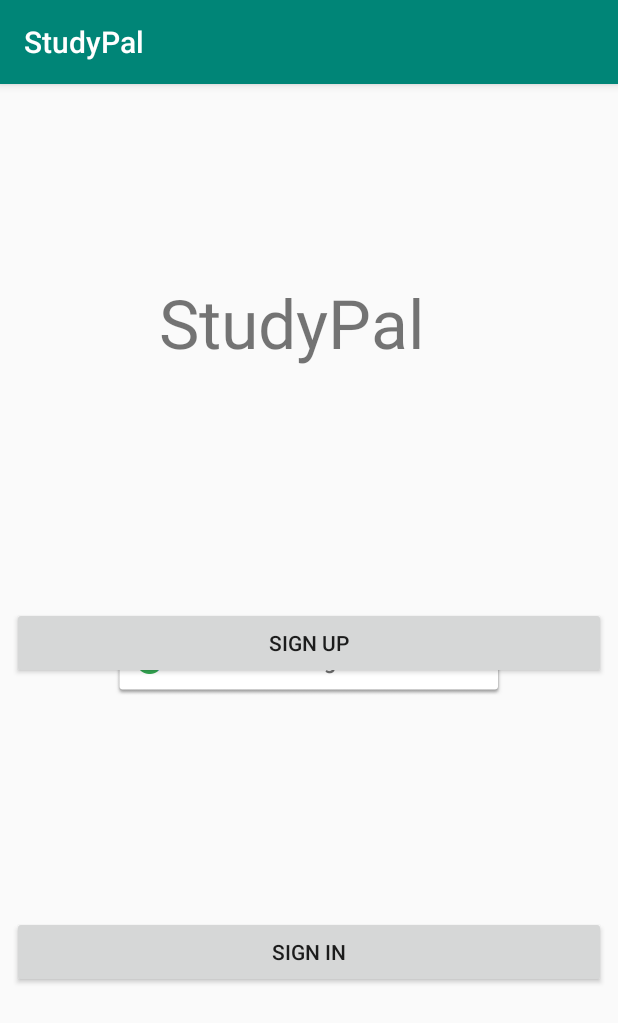
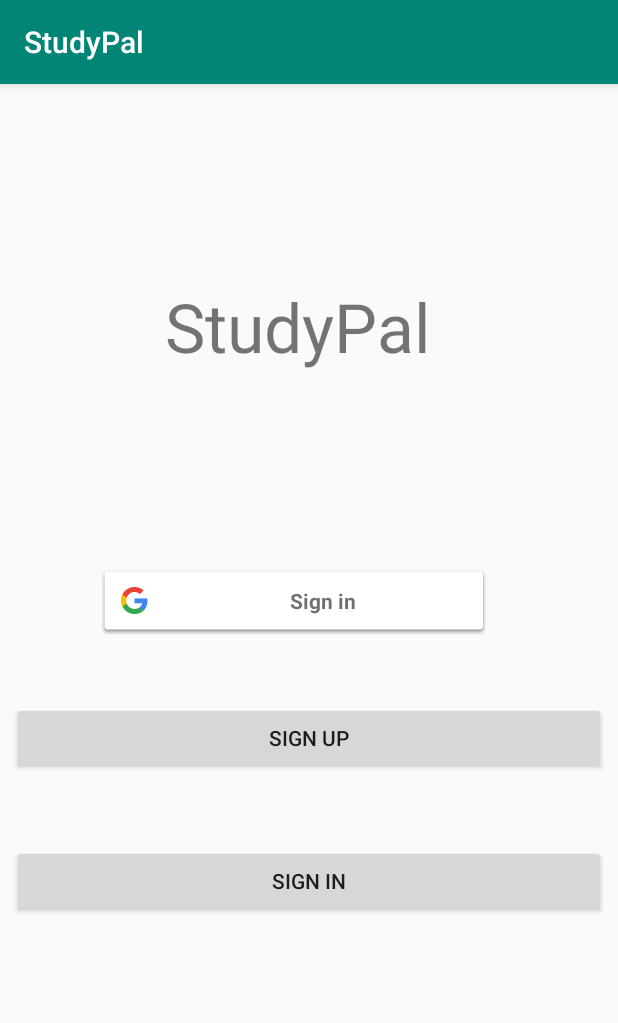
Before and after one commit to sena-neuro/StudyPal, an Android app: the screen it shows after launch (MainActivity), on a phone screen of 412 x 824 dp. Shown: the top 1023 px of the screen. Run offline under Robolectric (Android 15) with nearby library versions, the phone set to English and light mode, and no system bars; our stand-ins replace Firebase (no records; nobody signed in at launch, a user with empty details on screens opened directly).

Commit message:
- before merge

```diff
--- a/app/src/main/java/com/example/studypal/MainActivity.kt
+++ b/app/src/main/java/com/example/studypal/MainActivity.kt
@@ -42,8 +42,6 @@ class MainActivity : AppCompatActivity(),View.OnClickListener {
         google_sign_in_button.setOnClickListener(this)
         email_sign_in_button.setOnClickListener(this)
         signUpButton.setOnClickListener(this)
-
-
 
     }
     // [START on_start_check_user]
--- a/app/src/main/res/layout/activity_main.xml
+++ b/app/src/main/res/layout/activity_main.xml
@@ -18,10 +18,10 @@
             android:textSize="45sp"
             app:layout_constraintBottom_toBottomOf="parent"
             app:layout_constraintEnd_toEndOf="parent"
-            app:layout_constraintHorizontal_bias="0.394"
+            app:layout_constraintHorizontal_bias="0.429"
             app:layout_constraintStart_toStartOf="parent"
             app:layout_constraintTop_toTopOf="parent"
-            app:layout_constraintVertical_bias="0.166" />
+            app:layout_constraintVertical_bias="0.17"/>
 
     <Button
             android:text="SIGN UP"
@@ -29,9 +29,8 @@
             android:layout_height="wrap_content"
             android:id="@+id/signUpButton" app:layout_constraintEnd_toEndOf="parent" android:layout_marginEnd="8dp"
             app:layout_constraintStart_toStartOf="parent" android:layout_marginStart="8dp"
-            android:layout_marginBottom="8dp" app:layout_constraintBottom_toTopOf="@+id/email_sign_in_button"
-            android:layout_marginTop="8dp" app:layout_constraintTop_toBottomOf="@+id/textView"
-            app:layout_constraintHorizontal_bias="0.0" app:layout_constraintVertical_bias="0.866"/>
+            android:layout_marginTop="44dp" app:layout_constraintTop_toBottomOf="@+id/google_sign_in_button"
+            app:layout_constraintHorizontal_bias="0.0"/>
 
 
     <Button
@@ -46,7 +45,7 @@
             app:layout_constraintHorizontal_bias="1.0"
             app:layout_constraintStart_toStartOf="@+id/signUpButton"
             app:layout_constraintTop_toBottomOf="@+id/signUpButton"
-            app:layout_constraintVertical_bias="0.0" />
+            app:layout_constraintVertical_bias="0.149"/>
 
 
     <com.google.android.gms.common.SignInButton
@@ -56,7 +55,8 @@
             app:layout_constraintBottom_toBottomOf="parent"
             app:layout_constraintEnd_toEndOf="parent"
             app:layout_constraintStart_toStartOf="parent"
-            app:layout_constraintTop_toTopOf="parent" />
+            android:layout_marginTop="8dp" app:layout_constraintTop_toBottomOf="@+id/textView"
+            app:layout_constraintHorizontal_bias="0.433" app:layout_constraintVertical_bias="0.204"/>
 
             android:id="@+id/googleSignInButton"
             android:layout_width="wrap_content"
```
